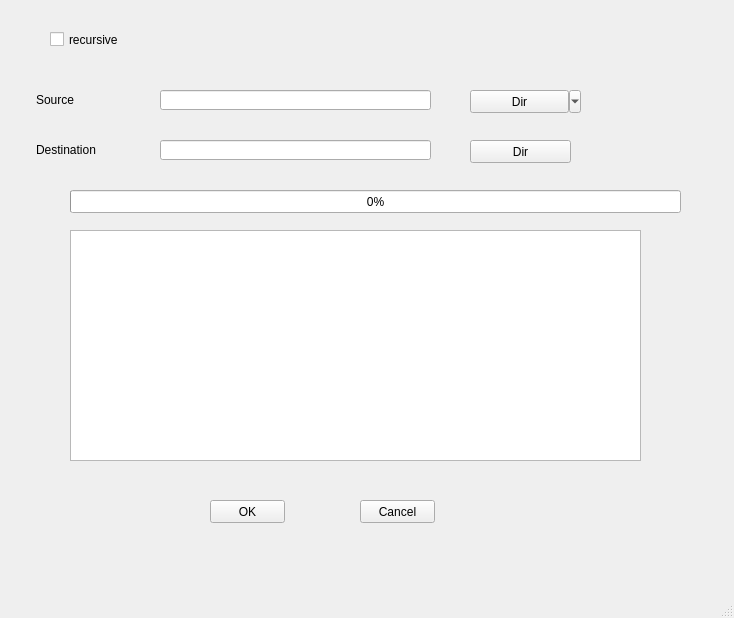
Before: the Qt Designer form ui/clonewindow.ui in hidog/HiGit, drawn with Qt 5.
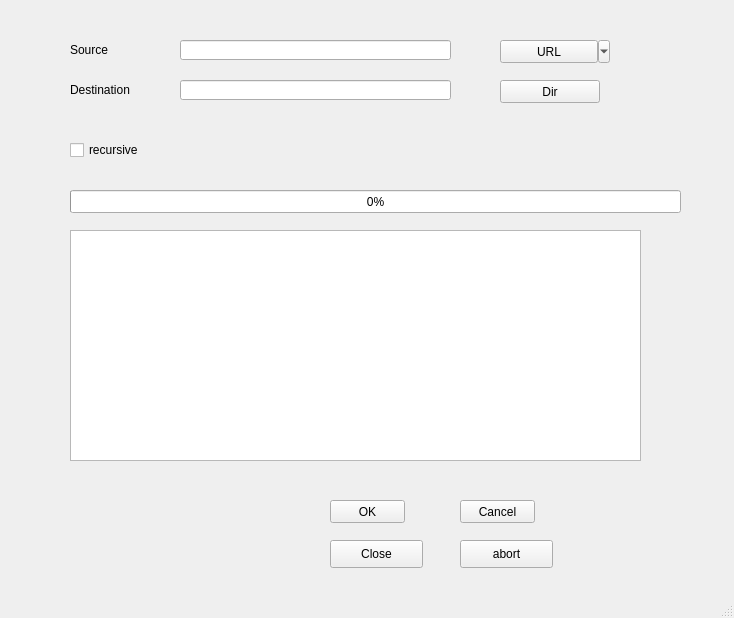
After: the same form once the commit is applied.

Commit message: write abort and close, but need maintain.

What changed in the file:
```diff
--- a/ui/clonewindow.ui
+++ b/ui/clonewindow.ui
@@ -17,9 +17,9 @@
    <widget class="QLabel" name="label">
     <property name="geometry">
      <rect>
-      <x>36</x>
-      <y>90</y>
-      <width>71</width>
+      <x>70</x>
+      <y>40</y>
+      <width>70</width>
       <height>20</height>
      </rect>
     </property>
@@ -30,9 +30,9 @@
    <widget class="QLabel" name="label_2">
     <property name="geometry">
      <rect>
-      <x>36</x>
-      <y>140</y>
-      <width>71</width>
+      <x>70</x>
+      <y>80</y>
+      <width>70</width>
       <height>20</height>
      </rect>
     </property>
@@ -43,8 +43,8 @@
    <widget class="QLineEdit" name="srcLEdit">
     <property name="geometry">
      <rect>
-      <x>160</x>
-      <y>90</y>
+      <x>180</x>
+      <y>40</y>
       <width>271</width>
       <height>20</height>
      </rect>
@@ -53,8 +53,8 @@
    <widget class="QLineEdit" name="destLEdit">
     <property name="geometry">
      <rect>
-      <x>160</x>
-      <y>140</y>
+      <x>180</x>
+      <y>80</y>
       <width>271</width>
       <height>20</height>
      </rect>
@@ -63,9 +63,9 @@
    <widget class="QPushButton" name="destButton">
     <property name="geometry">
      <rect>
-      <x>470</x>
-      <y>140</y>
-      <width>101</width>
+      <x>500</x>
+      <y>80</y>
+      <width>100</width>
       <height>23</height>
      </rect>
     </property>
@@ -76,7 +76,7 @@
    <widget class="QPushButton" name="okButton">
     <property name="geometry">
      <rect>
-      <x>210</x>
+      <x>330</x>
       <y>500</y>
       <width>75</width>
       <height>23</height>
@@ -89,7 +89,7 @@
    <widget class="QPushButton" name="cancelButton">
     <property name="geometry">
      <rect>
-      <x>360</x>
+      <x>460</x>
       <y>500</y>
       <width>75</width>
       <height>23</height>
@@ -125,14 +125,14 @@
    <widget class="QToolButton" name="srcButton">
     <property name="geometry">
      <rect>
-      <x>470</x>
-      <y>90</y>
-      <width>111</width>
+      <x>500</x>
+      <y>40</y>
+      <width>110</width>
       <height>23</height>
      </rect>
     </property>
     <property name="text">
-     <string>Dir</string>
+     <string>URL</string>
     </property>
     <property name="checkable">
      <bool>false</bool>
@@ -153,16 +153,42 @@
    <widget class="QCheckBox" name="recsCBox">
     <property name="geometry">
      <rect>
-      <x>50</x>
-      <y>30</y>
+      <x>70</x>
+      <y>140</y>
       <width>85</width>
-      <height>19</height>
+      <height>20</height>
      </rect>
     </property>
     <property name="text">
      <string>recursive</string>
     </property>
    </widget>
+   <widget class="QPushButton" name="abortButton">
+    <property name="geometry">
+     <rect>
+      <x>460</x>
+      <y>540</y>
+      <width>93</width>
+      <height>28</height>
+     </rect>
+    </property>
+    <property name="text">
+     <string>abort</string>
+    </property>
+   </widget>
+   <widget class="QPushButton" name="closeButton">
+    <property name="geometry">
+     <rect>
+      <x>330</x>
+      <y>540</y>
+      <width>93</width>
+      <height>28</height>
+     </rect>
+    </property>
+    <property name="text">
+     <string>Close</string>
+    </property>
+   </widget>
   </widget>
   <widget class="QStatusBar" name="statusbar"/>
  </widget>
```
The commit also changes 8 other files.
